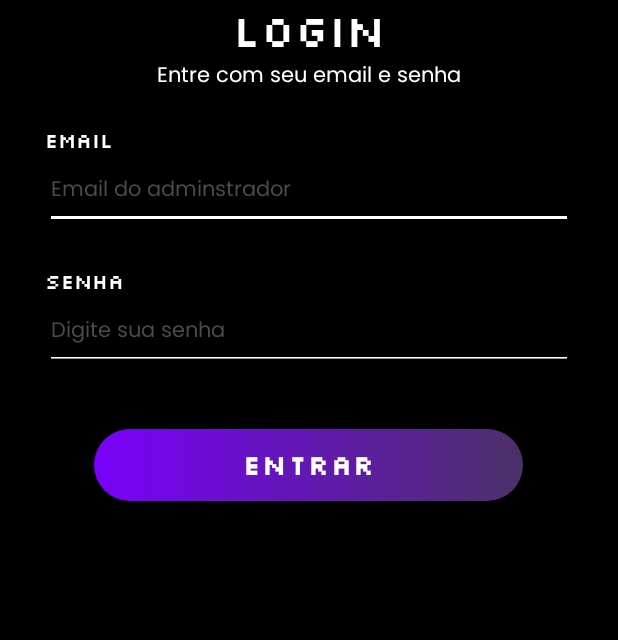
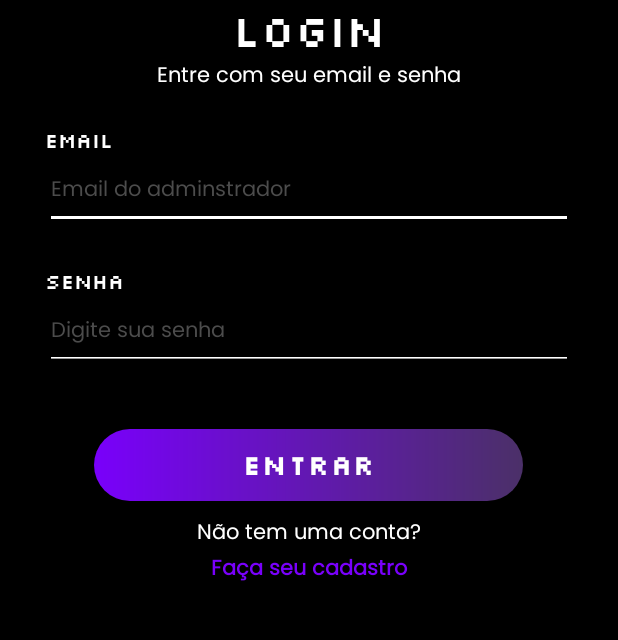
Before and after one commit to Mais-Jogos/MaisJogosFrontendMobileAndroidStudio, an Android app: the LoginAdmin screen opened directly, with no data from a screen before it, on a phone screen of 412 x 824 dp, the part 251-891 px from its top. Run offline under Robolectric (Android 15) with nearby library versions, the phone set to English and light mode, and no system bars.

```diff
--- a/app/src/main/java/com/app/mais_jogos/admin/CadastroAdmin.java
+++ b/app/src/main/java/com/app/mais_jogos/admin/CadastroAdmin.java
@@ -46,7 +46,7 @@ public class CadastroAdmin extends AppCompatActivity {
     TextView erroInputs;
     Button btnCadastrar;
 
-    private static final String URL = "http://192.168.15.135:8080/api/adm/salvar";
+    private static final String URL = "http://10.0.2.2:8080/api/adm/salvar";
 
 
     @SuppressLint("SetTextI18n")
--- a/app/src/main/java/com/app/mais_jogos/admin/LoginAdmin.java
+++ b/app/src/main/java/com/app/mais_jogos/admin/LoginAdmin.java
@@ -41,14 +41,14 @@ public class LoginAdmin extends AppCompatActivity {
 
     Button btnEntrar;
 
-    private final String URL = "http://192.168.15.135:8080/api/adm/login";
+    private final String URL = "http://10.0.2.2:8080/api/adm/login";
 
     @Override
     protected void onCreate(@Nullable Bundle savedInstanceState) {
         super.onCreate(savedInstanceState);
         setContentView(R.layout.login_admin);
 
-        cadastroAdmin = findViewById(R.id.txtLoginCadastro);
+        cadastroAdmin = findViewById(R.id.txtLoginCadastroAdmin);
         inputEmail = findViewById(R.id.txtEmailLogin);
         inputSenha = findViewById(R.id.txtSenhaLogin);
         erroLogin = findViewById(R.id.erroLogin);
--- a/app/src/main/java/com/app/mais_jogos/admin/PerfilAdmin.java
+++ b/app/src/main/java/com/app/mais_jogos/admin/PerfilAdmin.java
@@ -42,7 +42,7 @@ public class PerfilAdmin extends AppCompatActivity {
     Button salvaAdmin;
     Button cadastraAvatar;
 
-    private static final String URL = "http://192.168.15.135:8080/api/adm";
+    private static final String URL = "http://10.0.2.2:8080/api/adm";
 
 
     @Override
--- a/app/src/main/res/layout/login_admin.xml
+++ b/app/src/main/res/layout/login_admin.xml
@@ -113,4 +113,26 @@
         android:textStyle="bold"
         app:backgroundTint="@null" />
 
+    <TextView
+        android:id="@+id/lblNaoTemContaAdmin"
+        android:layout_width="match_parent"
+        android:layout_height="wrap_content"
+        android:fontFamily="@font/poppins"
+        android:foregroundGravity="center"
+        android:gravity="center"
+        android:text="Não tem uma conta?"
+        android:textColor="#FFFFFF"
+        android:textSize="14sp" />
+
+    <TextView
+        android:id="@+id/txtLoginCadastroAdmin"
+        android:layout_width="match_parent"
+        android:layout_height="wrap_content"
+        android:fontFamily="@font/poppins"
+        android:gravity="center"
+        android:text="Faça seu cadastro"
+        android:textColor="#7900fb"
+        android:textSize="14sp"
+        android:textStyle="bold" />
+
 </LinearLayout>
```
